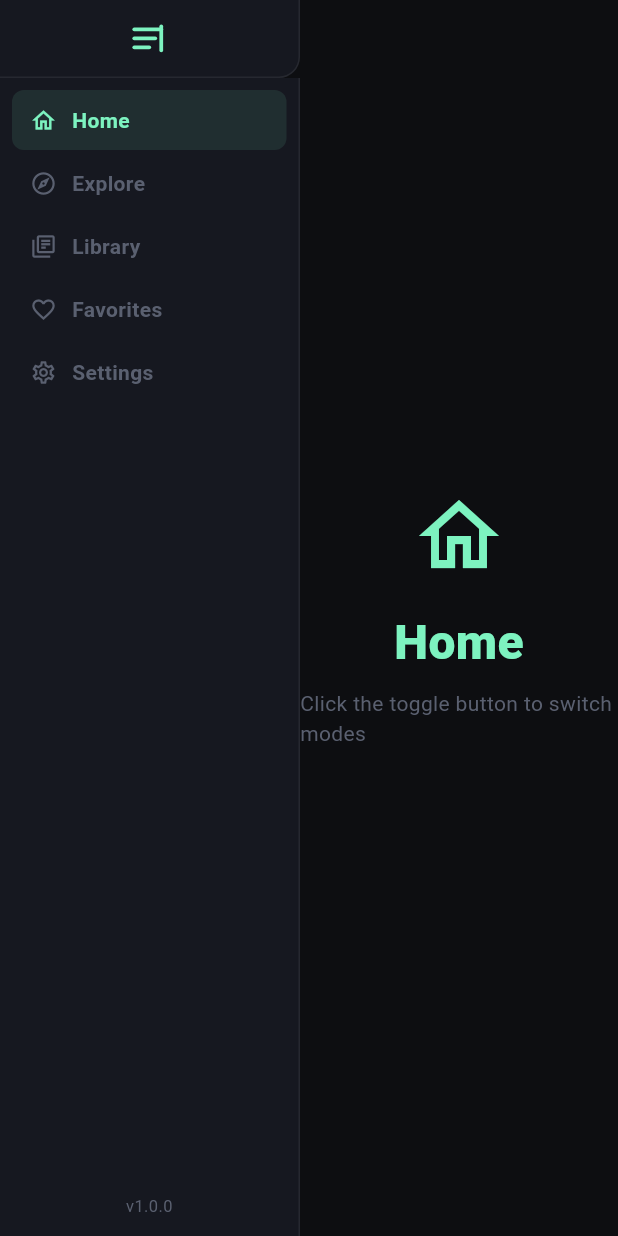
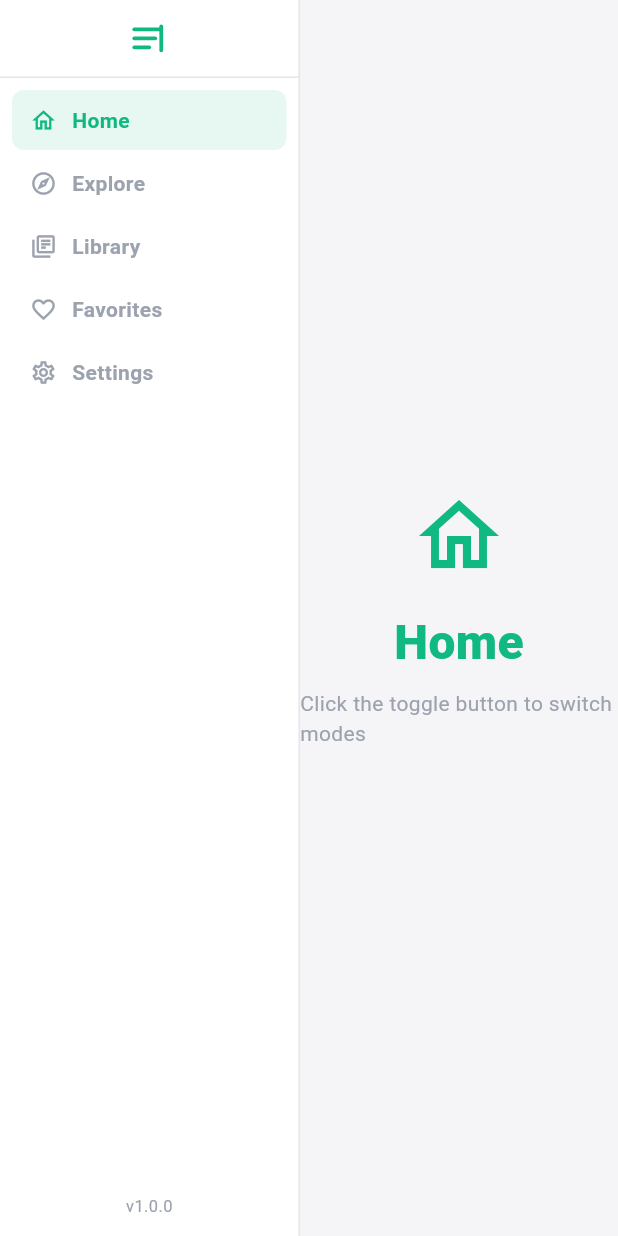
Before and after one commit to lianghualin/flutter_nav_toggle, a Flutter app: the screen it shows after launch, on a phone screen of 412 x 824 dp. Run offline on Flutter 3.47's test engine with Material 3 defaults, Android fonts, the phone set to English and light mode, and no system bars; Roboto replaces fonts that are missing (DMMono, Syne).

Commit message:
style: switch to light mode and make toggle button square
- Theme defaults now light (white surface, light gray background)
- Add hoverSurface token, replace hardcoded dark hover colors
- Remove borderRadius from toggle button (cornerRadius default 0)
- Update example app to light theme with adjusted accent colors

Co-Authored-By: Claude Opus 4.6 <noreply@anthropic.com>

```diff
--- a/example/lib/main.dart
+++ b/example/lib/main.dart
@@ -11,8 +11,8 @@ class NavToggleExampleApp extends StatelessWidget {
     return MaterialApp(
       title: 'NavToggle Demo',
       debugShowCheckedModeBanner: false,
-      theme: ThemeData.dark(useMaterial3: true).copyWith(
-        scaffoldBackgroundColor: const Color(0xFF0D0E11),
+      theme: ThemeData.light(useMaterial3: true).copyWith(
+        scaffoldBackgroundColor: const Color(0xFFF5F5F7),
       ),
       home: const NavToggleDemo(),
     );
@@ -39,11 +39,11 @@ class _NavToggleDemoState extends State<NavToggleDemo> {
   ];
 
   static const _pageColors = {
-    'home': Color(0xFF7DF3C0),
-    'explore': Color(0xFF5BC8F5),
-    'library': Color(0xFFF5A55B),
-    'favorites': Color(0xFFF57B7B),
-    'settings': Color(0xFFB57BF5),
+    'home': Color(0xFF10B981),
+    'explore': Color(0xFF3B82F6),
+    'library': Color(0xFFF59E0B),
+    'favorites': Color(0xFFEF4444),
+    'settings': Color(0xFF8B5CF6),
   };
 
   @override
@@ -82,7 +82,7 @@ class _NavToggleDemoState extends State<NavToggleDemo> {
                 style: TextStyle(
                   fontFamily: 'DMMono',
                   fontSize: 14,
-                  color: const Color(0xFF5A6070),
+                  color: const Color(0xFF9CA3AF),
                 ),
               ),
             ],
--- a/lib/src/theme/nav_toggle_theme.dart
+++ b/lib/src/theme/nav_toggle_theme.dart
@@ -6,14 +6,15 @@ class NavToggleTheme {
     this.buttonHeight = 52.0,
     this.buttonWidth = 200.0,
     this.sidebarWidth = 200.0,
-    this.background = const Color(0xFF0D0E11),
-    this.surface = const Color(0xFF161820),
-    this.border = const Color(0x12FFFFFF),
-    this.accent = const Color(0xFF7DF3C0),
-    this.accent2 = const Color(0xFF5BC8F5),
-    this.text = const Color(0xFFC8CDD8),
-    this.textDim = const Color(0xFF5A6070),
-    this.cornerRadius = 14.0,
+    this.background = const Color(0xFFF5F5F7),
+    this.surface = const Color(0xFFFFFFFF),
+    this.border = const Color(0x1A000000),
+    this.accent = const Color(0xFF10B981),
+    this.accent2 = const Color(0xFF3B82F6),
+    this.text = const Color(0xFF1F2937),
+    this.textDim = const Color(0xFF9CA3AF),
+    this.hoverSurface = const Color(0xFFF0F0F2),
+    this.cornerRadius = 0.0,
     this.itemRadius = 8.0,
     this.collapseDuration = const Duration(milliseconds: 420),
     this.expandDuration = const Duration(milliseconds: 550),
@@ -34,6 +35,7 @@ class NavToggleTheme {
   final Color accent2;
   final Color text;
   final Color textDim;
+  final Color hoverSurface;
   final double cornerRadius;
   final double itemRadius;
   final Duration collapseDuration;
@@ -69,6 +71,7 @@ class NavToggleTheme {
     Color? accent2,
     Color? text,
     Color? textDim,
+    Color? hoverSurface,
     double? cornerRadius,
     double? itemRadius,
     Duration? collapseDuration,
@@ -90,6 +93,7 @@ class NavToggleTheme {
       accent2: accent2 ?? this.accent2,
       text: text ?? this.text,
       textDim: textDim ?? this.textDim,
+      hoverSurface: hoverSurface ?? this.hoverSurface,
       cornerRadius: cornerRadius ?? this.cornerRadius,
       itemRadius: itemRadius ?? this.itemRadius,
       collapseDuration: collapseDuration ?? this.collapseDuration,
--- a/lib/src/widgets/sidebar_panel.dart
+++ b/lib/src/widgets/sidebar_panel.dart
@@ -97,7 +97,7 @@ class _SidebarItemState extends State<_SidebarItem> {
       textColor = theme.accent;
       iconColor = theme.accent;
     } else if (_hovering) {
-      bg = const Color(0xFF1E2030);
+      bg = theme.hoverSurface;
       textColor = theme.text;
       iconColor = theme.text;
     } else {
--- a/lib/src/widgets/tab_bar_panel.dart
+++ b/lib/src/widgets/tab_bar_panel.dart
@@ -86,7 +86,7 @@ class _TabItemState extends State<_TabItem> {
       bg = theme.accent.withValues(alpha: 0.1);
       textColor = theme.accent;
     } else if (_hovering) {
-      bg = const Color(0xFF1E2030);
+      bg = theme.hoverSurface;
       textColor = theme.text;
     } else {
       bg = const Color(0x00000000);
--- a/lib/src/widgets/toggle_button.dart
+++ b/lib/src/widgets/toggle_button.dart
@@ -31,12 +31,7 @@ class _ToggleButtonState extends State<ToggleButton> {
   Widget build(BuildContext context) {
     final theme = NavToggleTheme.of(context);
     final hoverBg = _hovering && widget.enabled
-        ? HSLColor.fromColor(theme.surface)
-            .withLightness(
-              (HSLColor.fromColor(theme.surface).lightness + 0.05)
-                  .clamp(0.0, 1.0),
-            )
-            .toColor()
+        ? theme.hoverSurface
         : theme.surface;
 
     return MouseRegion(
@@ -57,9 +52,6 @@ class _ToggleButtonState extends State<ToggleButton> {
             height: theme.buttonHeight,
             decoration: BoxDecoration(
               color: hoverBg,
-              borderRadius: BorderRadius.only(
-                bottomRight: Radius.circular(theme.cornerRadius),
-              ),
               border: Border(
                 bottom: BorderSide(color: theme.border, width: 1),
                 right: BorderSide(color: theme.border, width: 1),
```
